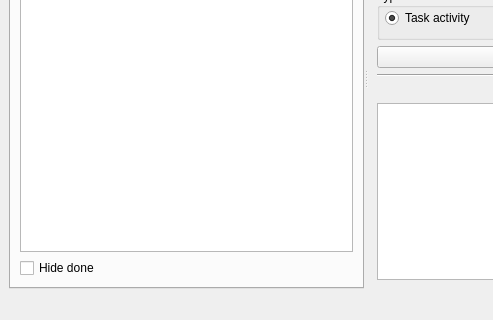
Before: the Qt Designer form src/mainwindow.ui in ya-breeze/TM, drawn with Qt 5; both pictures show x 0 to 493 and y 162 to 482 of the 727 by 482 pixel window.
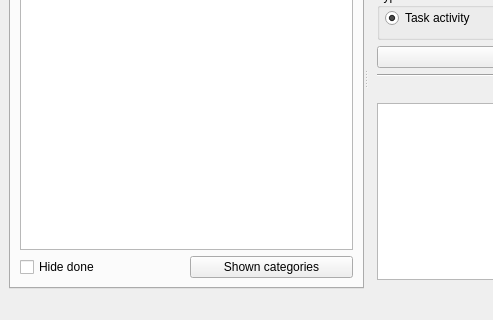
After: the same form once the commit is applied. The open tabs and pages were chosen to show the change.

Diff of the .ui file:
```diff
--- a/src/mainwindow.ui
+++ b/src/mainwindow.ui
@@ -46,12 +46,23 @@
           </widget>
          </item>
          <item>
+          <layout class="QHBoxLayout" name="horizontalLayout_5">
+           <item>
           <widget class="QCheckBox" name="cbHideDone">
            <property name="text">
             <string>Hide done</string>
            </property>
           </widget>
          </item>
+           <item>
+            <widget class="QPushButton" name="btnShownCategories">
+             <property name="text">
+              <string>Shown categories</string>
+             </property>
+            </widget>
+           </item>
+          </layout>
+         </item>
         </layout>
        </widget>
        <widget class="QWidget" name="tab_2">
```
Left out of the diff: 20 changed lines with no effect on the pictures. Lines whose indentation alone changed are shown as unchanged.
